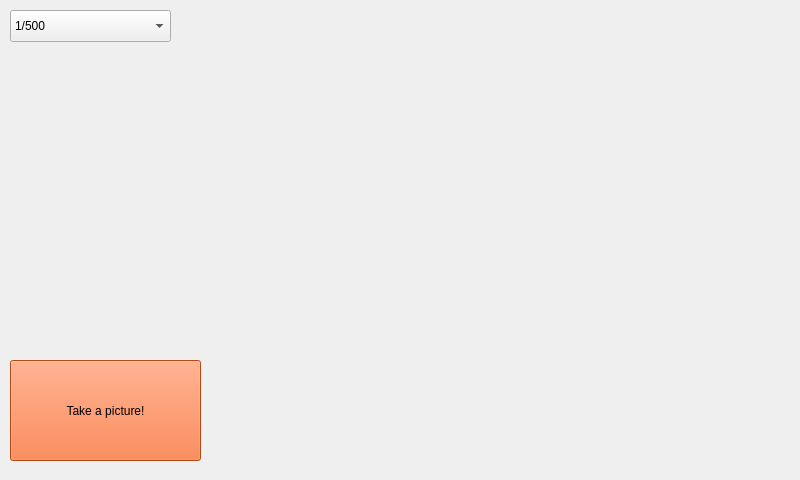
First picture: the form in form_main.ui, repository MaksMacioszczyk/cameraControllGui, before the edit.
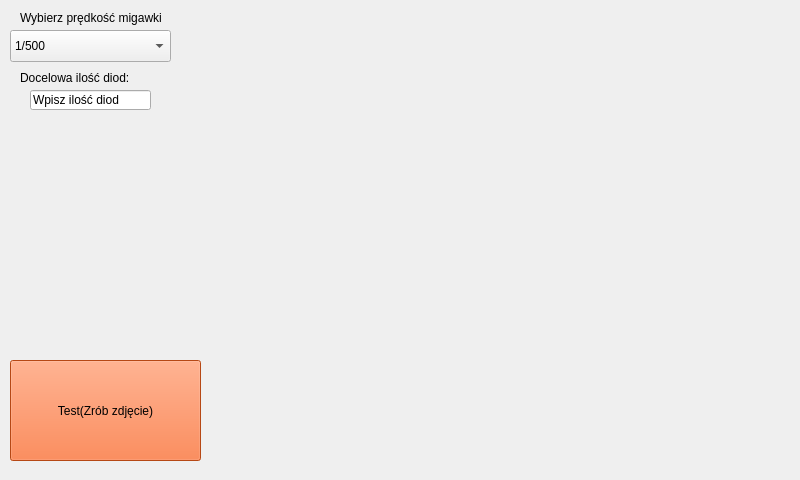
Second picture: the form after the edit.

Commit message: Added: -Ability to provide initial number of diodes -Changed UI layout to be more 'user-friendly'

```diff
--- a/form_main.ui
+++ b/form_main.ui
@@ -76,7 +76,7 @@
 font: 75 14pt &quot;Bitstream Vera Sans&quot;;</string>
     </property>
     <property name="text">
-     <string>Take a picture!</string>
+     <string>Test(Zrób zdjęcie)</string>
     </property>
    </widget>
    <widget class="QLabel" name="Label_1">
@@ -123,7 +123,7 @@
     <property name="geometry">
      <rect>
       <x>10</x>
-      <y>10</y>
+      <y>30</y>
       <width>161</width>
       <height>32</height>
      </rect>
@@ -168,8 +168,8 @@
     <property name="geometry">
      <rect>
       <x>10</x>
-      <y>80</y>
-      <width>191</width>
+      <y>120</y>
+      <width>181</width>
       <height>71</height>
      </rect>
     </property>
@@ -188,6 +188,48 @@
      <set>Qt::AlignCenter</set>
     </property>
    </widget>
+   <widget class="QLineEdit" name="num_of_diode">
+    <property name="geometry">
+     <rect>
+      <x>30</x>
+      <y>90</y>
+      <width>121</width>
+      <height>20</height>
+     </rect>
+    </property>
+    <property name="toolTip">
+     <string>Wpisz ilość diod</string>
+    </property>
+    <property name="text">
+     <string>Wpisz ilość diod</string>
+    </property>
+   </widget>
+   <widget class="QLabel" name="Label_sh_text">
+    <property name="geometry">
+     <rect>
+      <x>20</x>
+      <y>10</y>
+      <width>191</width>
+      <height>16</height>
+     </rect>
+    </property>
+    <property name="text">
+     <string>Wybierz prędkość migawki</string>
+    </property>
+   </widget>
+   <widget class="QLabel" name="Label_led_text">
+    <property name="geometry">
+     <rect>
+      <x>20</x>
+      <y>70</y>
+      <width>161</width>
+      <height>16</height>
+     </rect>
+    </property>
+    <property name="text">
+     <string>Docelowa ilość diod:</string>
+    </property>
+   </widget>
   </widget>
  </widget>
  <layoutdefault spacing="6" margin="11"/>
```
The commit also changes 2 other files.
